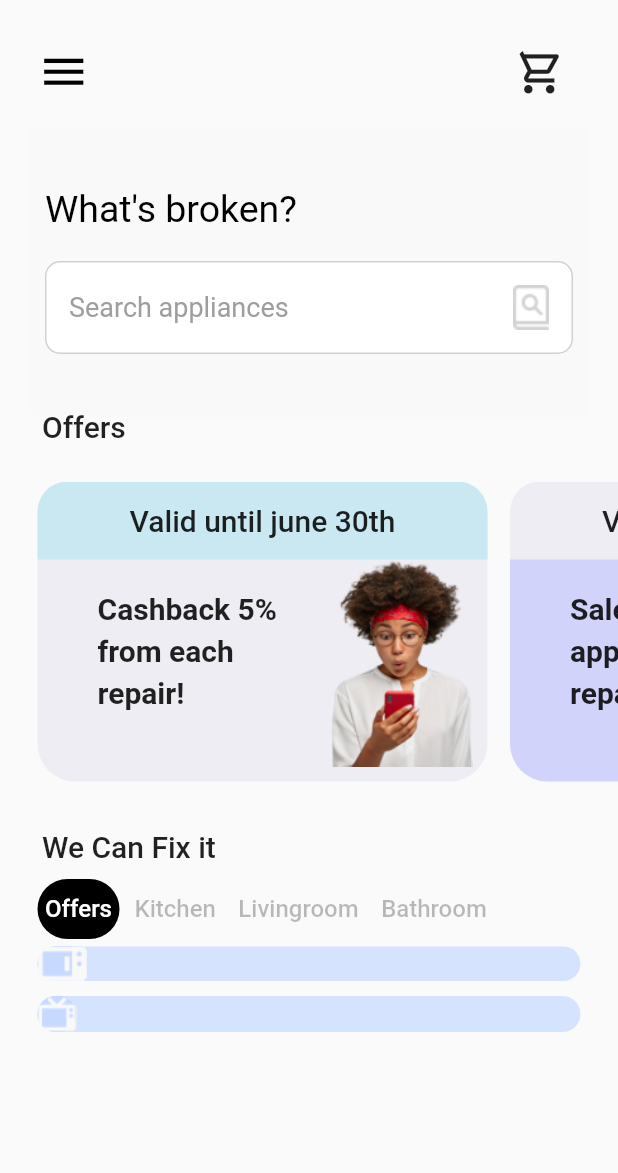
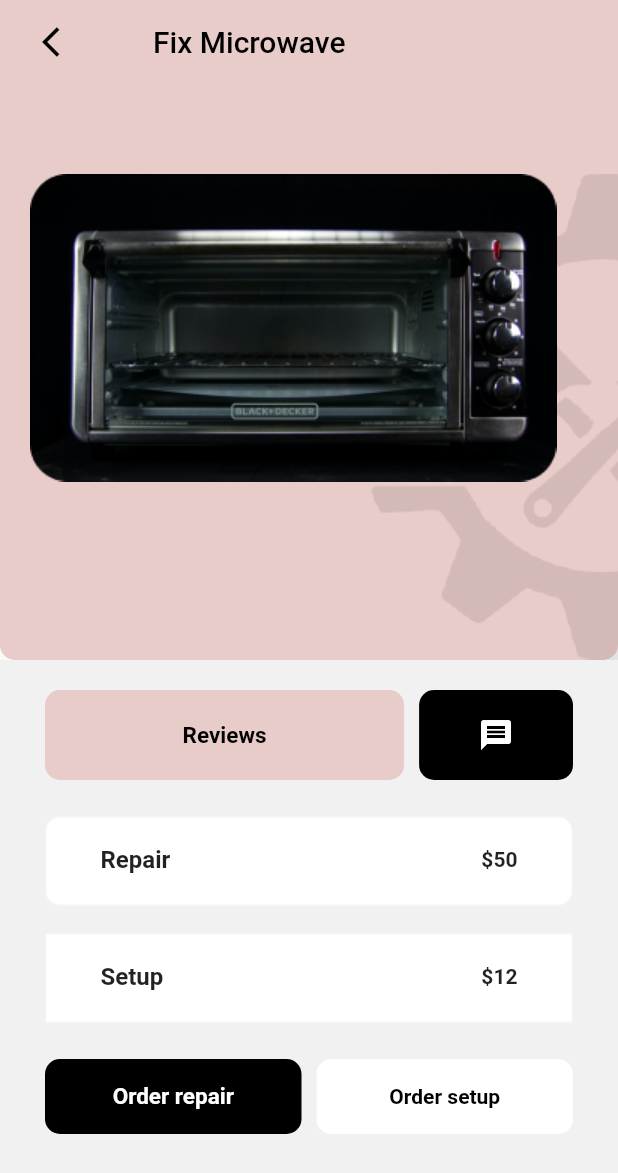
Before and after one commit to favouronwochei/Repair-Home, a Flutter app: the screen it shows after launch, on a phone screen of 412 x 824 dp. Shown: the top 1173 px of the screen. Run offline on Flutter 3.47's test engine with Material 2 defaults, Android fonts, the phone set to English and light mode, and no system bars; our stand-ins replace font_awesome_flutter, hexcolor; missing offline and left inert: flutter_image_stack.

Commit message:
Team 31 - App design by favcoders

```diff
--- a/lib/main.dart
+++ b/lib/main.dart
@@ -1,5 +1,6 @@
 import 'package:flutter/material.dart';
 import 'package:repair_home/home/home_page.dart';
+import 'package:repair_home/order/order_page.dart';
 import 'package:repair_home/register/registerScreen.dart';
 import 'package:repair_home/splash/splash_screen.dart';
 import 'package:repair_home/login/login_screen.dart';
@@ -22,7 +23,9 @@ class MyApp extends StatelessWidget {
         primarySwatch: Colors.blue,
         visualDensity: VisualDensity.adaptivePlatformDensity,
       ),
-      home:HomePage(),
+      home:SafeArea(
+          child: OrderPage()
+      ),
     );
   }
 }
--- /dev/null
+++ b/lib/order/order_page.dart
@@ -0,0 +1,215 @@
+import 'package:flutter/cupertino.dart';
+import 'package:flutter/material.dart';
+import 'package:hexcolor/hexcolor.dart';
+
+class OrderPage extends StatelessWidget {
+  // const OrderPage({Key? key}) : super(key: key);
+
+  @override
+  Widget build(BuildContext context) {
+    return Scaffold(
+      appBar: AppBar(
+        backgroundColor: HexColor("#E8CCC9"),
+        // F6DFD9"
+        elevation: 0,
+        title: Padding(
+          padding: const EdgeInsets.only(left: 30),
+          child: Text(
+            "Fix Microwave",
+            style: TextStyle(color: Colors.black, fontSize: 20),
+          ),
+        ),
+        leading: Padding(
+          padding: const EdgeInsets.only(left: 20.0),
+          child: IconButton(
+            icon: Icon(
+              Icons.arrow_back_ios,
+              color: Colors.black,
+            ),
+            onPressed: () {},
+          ),
+        ),
+      ),
+      body: _OrderBody(),
+    );
+  }
+}
+
+class _OrderBody extends StatelessWidget {
+  // const _OrderBody({Key? key}) : super(key: key);
+
+  @override
+  Widget build(BuildContext context) {
+    return Column(
+      children: [
+        Expanded(
+          flex: 1,
+          child: Container(
+            alignment: Alignment.topCenter,
+            padding: EdgeInsets.only(
+              top: 60,
+              right: 20,
+              left: 20,
+              // bottom: 60,
+              bottom:0,
+            ),
+            decoration: BoxDecoration(
+              color: HexColor("#E8CCC9"),
+              borderRadius: BorderRadius.only(
+                bottomRight: Radius.circular(10),
+                bottomLeft: Radius.circular(10),
+              ),
+            ),
+            child: Stack(
+              children: [
+                Align(
+                  alignment: Alignment(10.5,4.5),
+                  child: Image.asset(
+                    "assets/images/orderlogo.png",
+                    color: HexColor("#1B1B1D").withOpacity(0.1),
+                  ),
+                ),
+                Image.asset("assets/images/Rectangle.png"),
+              ],
+            ),
+          ),
+        ),
+        Expanded(
+          flex: 1,
+          child: Container(
+            padding: EdgeInsets.only(left: 30, right: 30, bottom: 30,top: 20),
+            decoration: BoxDecoration(color: Colors.grey.withOpacity(0.1)),
+            child: Column(
+              children: [
+                Row(
+                  children: [
+                    Expanded(
+                      flex: 7,
+                      child: Container(
+                        height: 60,
+                        decoration: BoxDecoration(
+                          borderRadius: BorderRadius.circular(10),
+                          color: HexColor("#E8CCC9"),
+                        ),
+                        child: Center(
+                          child: Text(
+                            "Reviews",
+                            style: TextStyle(
+                                color: Colors.black,
+                                fontWeight: FontWeight.bold, fontSize: 15),
+                          ),
+                        ),
+                      ),
+                    ),
+                    SizedBox(width: 10),
+                    Expanded(
+                      flex: 3,
+                      child: Container(
+                        height: 60,
+                        decoration: BoxDecoration(
+                          borderRadius: BorderRadius.circular(10),
+                          color: Colors.black,
+                        ),
+                        child: Center(
+                          child: Icon(Icons.message, color: Colors.white),
+                        ),
+                      ),
+                    ),
+                  ],
+                ),
+                SizedBox(height: 20),
+                Column(
+                  children: [
+                    Container(
+                      height: 60,
+                      padding: EdgeInsets.only(
+                        left: 20,
+                        right: 20,
+                        bottom: 0,
+                        top: 0,
+                      ),
+                      margin: EdgeInsets.symmetric(vertical: 4.0),
+                      decoration: BoxDecoration(
+                        color: Colors.white,
+                          borderRadius: BorderRadius.circular(10),
+                          border: Border.all(
+                              color: Colors.grey.withOpacity(0.1)
+                          ),
+                      ),
+                      child: ListTile(
+                        title: Text("Repair", style: TextStyle(fontWeight: FontWeight.bold,),),
+                        trailing: Text("\$50", style: TextStyle(fontWeight: FontWeight.bold,)),
+                      ),
+                    ),
+                  ],
+                ),
+                SizedBox(height: 10),
+                Column(
+                  children: [
+                    Container(
+                      height: 60,
+                      padding: EdgeInsets.only(
+                        left: 20,
+                        right: 20,
+                        bottom: 0,
+                        top: 0,
+                      ),
+                      margin: EdgeInsets.symmetric(vertical: 4.0),
+                      decoration: BoxDecoration(
+                      color: Colors.white,
+                        border: Border.all(
+                          color: Colors.grey.withOpacity(0.1)
+                        )
+                      ),
+                      child: ListTile(
+                        title: Text("Setup", style: TextStyle(fontWeight: FontWeight.bold,)),
+                        trailing: Text("\$12", style: TextStyle(fontWeight: FontWeight.bold,)),
+                      ),
+                    ),
+                  ],
+                ),
+                SizedBox(height: 20),
+                Row(
+                  children: [
+                    Expanded(
+                      // flex: 7,
+                      child: Container(
+                        height: 50,
+                        decoration: BoxDecoration(
+                          borderRadius: BorderRadius.circular(10),
+                          color: Colors.black,
+                        ),
+                        child: Center(
+                          child: Text(
+                            "Order repair",
+                            style: TextStyle(
+                                color: Colors.white,
+                                fontWeight: FontWeight.bold, fontSize: 15),
+                          ),
+                        ),
+                      ),
+                    ),
+                    SizedBox(width: 10),
+                    Expanded(
+                      // flex: 2,
+                      child: Container(
+                        height: 50,
+                        decoration: BoxDecoration(
+                          borderRadius: BorderRadius.circular(10),
+                          color: Colors.white,
+                        ),
+                        child: Center(
+                          child: Text("Order setup",style: TextStyle(color: Colors.black, fontWeight: FontWeight.bold),)
+                        ),
+                      ),
+                    ),
+                  ],
+                ),
+              ],
+            ),
+          ),
+        ),
+      ],
+    );
+  }
+}
--- a/pubspec.yaml
+++ b/pubspec.yaml
@@ -75,6 +75,9 @@ flutter:
     - assets/images/Vector.jpg
     - assets/images/washmachine.png
     - assets/images/tv.png
+    - assets/images/oven.png
+    - assets/images/Rectangle.png
+    - assets/images/orderlogo.png
     - assets/images/microwave.png
     - assets/images/ATTRAC.png
     - assets/images/search_icon.png
```
Also changed, not shown: assets/images/Rectangle.png (added), assets/images/orderlogo.png (added), assets/images/oven.png (added).
